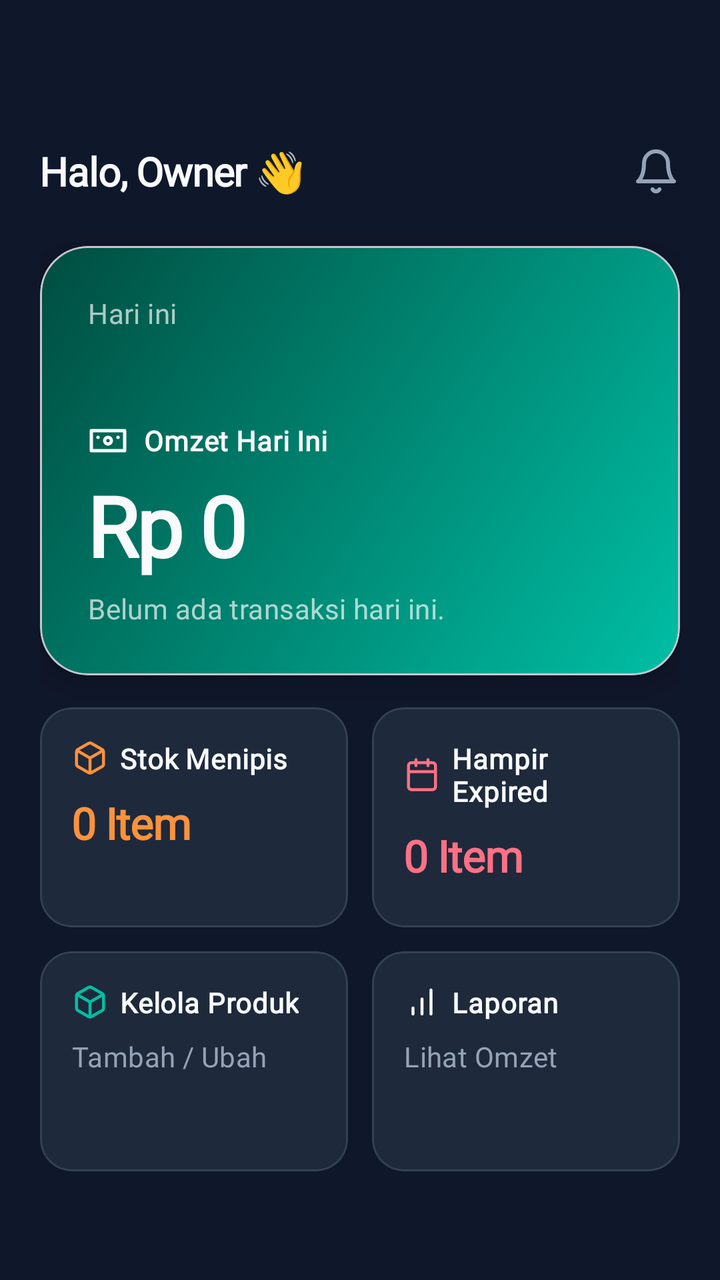
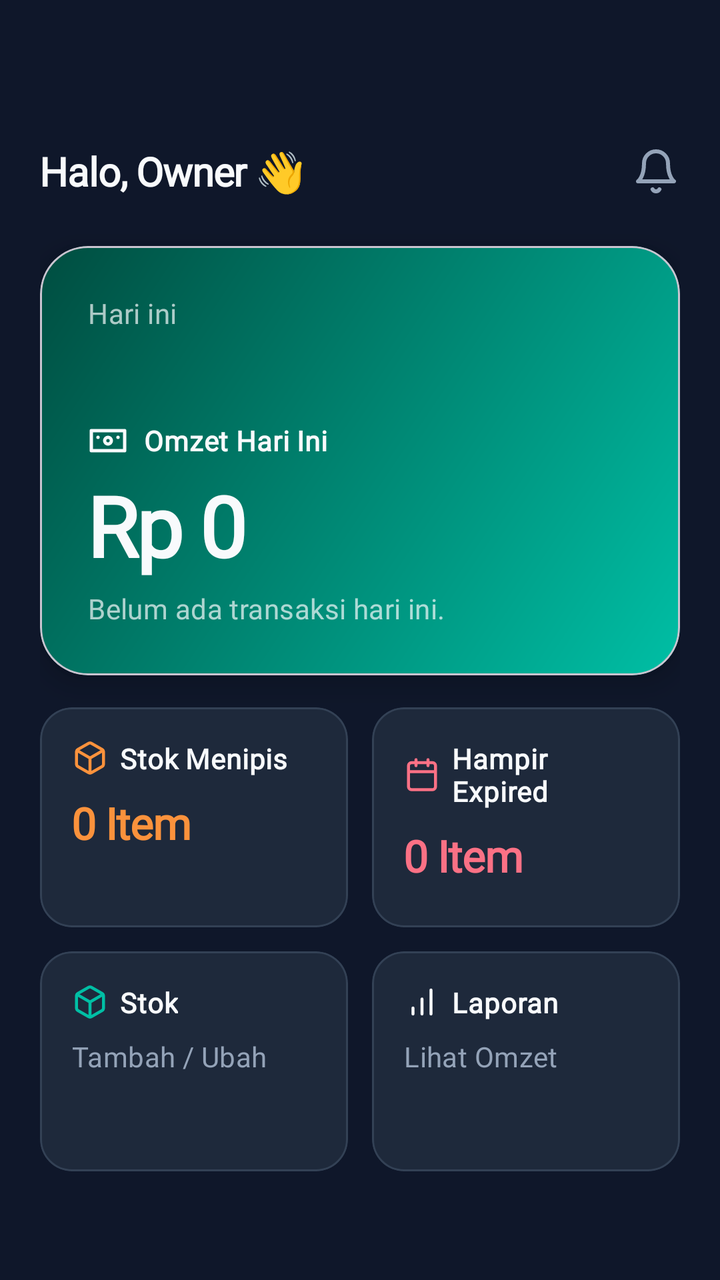

Two renders of the same Android screen: before a commit and after it. Below are the layout's source before the change and the commit's diff.
<!-- AndroidManifest.xml: application theme Theme.Material3.DayNight.NoActionBar -->
<!-- res/layout/activity_dashboard.xml -->
<?xml version="1.0" encoding="utf-8"?>
<ScrollView xmlns:android="http://schemas.android.com/apk/res/android"
    xmlns:app="http://schemas.android.com/apk/res-auto"
    android:layout_width="match_parent"
    android:layout_height="match_parent"
    android:background="@color/dw_bg"
    android:fillViewport="true">

    <LinearLayout
        android:layout_width="match_parent"
        android:layout_height="wrap_content"
        android:orientation="vertical"
        android:paddingHorizontal="20dp"
        android:paddingTop="56dp"
        android:paddingBottom="24dp">

        
        <androidx.constraintlayout.widget.ConstraintLayout
            android:layout_width="match_parent"
            android:layout_height="wrap_content"
            android:layout_marginTop="16dp"
            android:layout_marginBottom="24dp">

            <TextView
                android:id="@+id/tvGreeting"
                style="@style/Text.Header"
                android:layout_width="wrap_content"
                android:layout_height="wrap_content"
                android:text="Halo, Owner 👋"
                app:layout_constraintBottom_toBottomOf="parent"
                app:layout_constraintStart_toStartOf="parent"
                app:layout_constraintTop_toTopOf="parent" />

            <ImageView
                android:layout_width="24dp"
                android:layout_height="24dp"
                android:src="@drawable/ic_lucide_bell"
                app:layout_constraintBottom_toBottomOf="@id/tvGreeting"
                app:layout_constraintEnd_toEndOf="parent"
                app:layout_constraintTop_toTopOf="@id/tvGreeting" />

        </androidx.constraintlayout.widget.ConstraintLayout>

        
        <com.google.android.material.card.MaterialCardView
            android:layout_width="match_parent"
            android:layout_height="wrap_content"
            app:cardBackgroundColor="@android:color/transparent"
            app:cardCornerRadius="24dp"
            app:cardElevation="8dp">

            <LinearLayout
                android:layout_width="match_parent"
                android:layout_height="wrap_content"
                android:background="@drawable/bg_hero_gradient"
                android:orientation="vertical"
                android:padding="24dp">

                <TextView
                    style="@style/Text.Body"
                    android:layout_width="wrap_content"
                    android:layout_height="wrap_content"
                    android:text="Hari ini"
                    android:alpha="0.7" />

                <TextView
                    android:id="@+id/tvDate"
                    style="@style/Text.Header"
                    android:layout_width="wrap_content"
                    android:layout_height="wrap_content"
                    android:textSize="18sp"
                    android:layout_marginBottom="20dp" />

                <LinearLayout
                    android:layout_width="wrap_content"
                    android:layout_height="wrap_content"
                    android:orientation="horizontal"
                    android:gravity="center_vertical">
                    
                    <ImageView
                        android:layout_width="20dp"
                        android:layout_height="20dp"
                        android:src="@drawable/ic_lucide_wallet"
                        app:tint="@color/dw_text_primary"
                        android:layout_marginEnd="8dp" />

                    <TextView
                        style="@style/Text.Label"
                        android:layout_width="wrap_content"
                        android:layout_height="wrap_content"
                        android:textColor="@color/dw_text_primary"
                        android:text="Omzet Hari Ini" />
                </LinearLayout>

                <TextView
                    android:id="@+id/tvProfit"
                    style="@style/Text.Display"
                    android:layout_width="wrap_content"
                    android:layout_height="wrap_content"
                    android:text="Rp 0"
                    android:layout_marginTop="4dp" />

                <TextView
                    android:id="@+id/tvSubInfo"
                    style="@style/Text.Body"
                    android:layout_width="wrap_content"
                    android:layout_height="wrap_content"
                    android:alpha="0.7"
                    android:text="Belum ada transaksi hari ini."
                    android:layout_marginTop="4dp" />

            </LinearLayout>
        </com.google.android.material.card.MaterialCardView>

        
        <GridLayout
            android:layout_width="match_parent"
            android:layout_height="wrap_content"
            android:columnCount="2"
            android:layout_marginTop="16dp">

            
            <com.google.android.material.card.MaterialCardView
                android:layout_width="0dp"
                android:layout_height="110dp"
                android:layout_columnWeight="1"
                android:layout_marginEnd="6dp"
                app:cardBackgroundColor="@color/dw_surface"
                app:cardCornerRadius="16dp"
                app:cardElevation="0dp"
                app:strokeColor="#334155"
                app:strokeWidth="1dp">
                <LinearLayout
                    android:layout_width="match_parent"
                    android:layout_height="match_parent"
                    android:orientation="vertical"
                    android:gravity="top"
                    android:padding="16dp">
                    <LinearLayout
                        android:layout_width="wrap_content"
                        android:layout_height="wrap_content"
                        android:orientation="horizontal" android:gravity="center_vertical">
                        <ImageView android:layout_width="18dp" android:layout_height="18dp"
                            android:src="@drawable/ic_lucide_box" android:layout_marginEnd="6dp" />
                        <TextView style="@style/Text.Label" android:layout_width="wrap_content"
                            android:layout_height="wrap_content" android:textColor="@color/text_primary" android:text="Stok Menipis" />
                    </LinearLayout>
                    <TextView android:id="@+id/tvLowStock" style="@style/Text.Header"
                        android:layout_width="wrap_content" android:layout_height="wrap_content"
                        android:text="0 Item" android:textColor="#FB923C"
                        android:textSize="22sp" android:layout_marginTop="8dp" />
                </LinearLayout>
            </com.google.android.material.card.MaterialCardView>

            
            <com.google.android.material.card.MaterialCardView
                android:layout_width="0dp"
                android:layout_height="110dp"
                android:layout_columnWeight="1"
                android:layout_marginStart="6dp"
                app:cardBackgroundColor="@color/dw_surface"
                app:cardCornerRadius="16dp"
                app:cardElevation="0dp"
                app:strokeColor="#334155"
                app:strokeWidth="1dp">
                <LinearLayout
                    android:layout_width="match_parent"
                    android:layout_height="match_parent"
                    android:orientation="vertical"
                    android:gravity="top"
                    android:padding="16dp">
                    <LinearLayout
                        android:layout_width="wrap_content"
                        android:layout_height="wrap_content"
                        android:orientation="horizontal" android:gravity="center_vertical">
                        <ImageView android:layout_width="18dp" android:layout_height="18dp"
                            android:src="@drawable/ic_lucide_calendar" android:layout_marginEnd="6dp" />
                        <TextView style="@style/Text.Label" android:layout_width="wrap_content"
                            android:layout_height="wrap_content" android:textColor="@color/text_primary" android:text="Hampir Expired" />
                    </LinearLayout>
                    <TextView android:id="@+id/tvExpired" style="@style/Text.Header"
                        android:layout_width="wrap_content" android:layout_height="wrap_content"
                        android:text="0 Item" android:textColor="#FB7185"
                        android:textSize="22sp" android:layout_marginTop="8dp" />
                </LinearLayout>
            </com.google.android.material.card.MaterialCardView>
        </GridLayout>

        
        <GridLayout
            android:layout_width="match_parent"
            android:layout_height="wrap_content"
            android:columnCount="2"
            android:layout_marginTop="12dp">

            
            <com.google.android.material.card.MaterialCardView
                android:id="@+id/btnManageProducts"
                android:layout_width="0dp"
                android:layout_height="110dp"
                android:layout_columnWeight="1"
                android:layout_marginEnd="6dp"
                app:cardBackgroundColor="@color/dw_surface"
                app:cardCornerRadius="16dp"
                app:cardElevation="0dp"
                app:strokeColor="#334155"
                app:strokeWidth="1dp"
                android:clickable="true"
                android:focusable="true"
                app:rippleColor="#33FFFFFF">
                
                <LinearLayout
                    android:layout_width="match_parent"
                    android:layout_height="match_parent"
                    android:orientation="vertical"
                    android:gravity="top"
                    android:padding="16dp">
                    <LinearLayout
                        android:layout_width="wrap_content"
                        android:layout_height="wrap_content"
                        android:orientation="horizontal" android:gravity="center_vertical">
                        <ImageView
                            android:layout_width="18dp"
                            android:layout_height="18dp"
                            android:src="@drawable/ic_lucide_box"
                            app:tint="@color/dw_teal"
                            android:layout_marginEnd="6dp" />
                        <TextView
                            style="@style/Text.Label"
                            android:layout_width="wrap_content"
                            android:layout_height="wrap_content"
                            android:textColor="@color/dw_text_primary"
                            android:text="Kelola Produk" />
                    </LinearLayout>
                    <TextView
                        style="@style/Text.Body"
                        android:layout_width="wrap_content"
                        android:layout_height="wrap_content"
                        android:textColor="@color/dw_text_secondary"
                        android:textSize="14sp"
                        android:text="Tambah / Ubah"
                        android:layout_marginTop="8dp" />
                </LinearLayout>
            </com.google.android.material.card.MaterialCardView>

            
            <com.google.android.material.card.MaterialCardView
                android:id="@+id/btnLaporan"
                android:layout_width="0dp"
                android:layout_height="110dp"
                android:layout_columnWeight="1"
                android:layout_marginStart="6dp"
                app:cardBackgroundColor="@color/dw_surface"
                app:cardCornerRadius="16dp"
                app:cardElevation="0dp"
                app:strokeColor="#334155"
                app:strokeWidth="1dp"
                android:clickable="true"
                android:focusable="true"
                app:rippleColor="#33FFFFFF">

                <LinearLayout
                    android:layout_width="match_parent"
                    android:layout_height="match_parent"
                    android:orientation="vertical"
                    android:gravity="top"
                    android:padding="16dp">
                    <LinearLayout
                        android:layout_width="wrap_content"
                        android:layout_height="wrap_content"
                        android:orientation="horizontal" android:gravity="center_vertical">
                        <ImageView
                            android:layout_width="18dp"
                            android:layout_height="18dp"
                            android:src="@drawable/ic_lucide_chart"
                            app:tint="@color/dw_text_primary"
                            android:layout_marginEnd="6dp" />
                        <TextView
                            style="@style/Text.Label"
                            android:layout_width="wrap_content"
                            android:layout_height="wrap_content"
                            android:textColor="@color/dw_text_primary"
                            android:text="Laporan" />
                    </LinearLayout>
                    <TextView
                        style="@style/Text.Body"
                        android:layout_width="wrap_content"
                        android:layout_height="wrap_content"
                        android:textColor="@color/dw_text_secondary"
                        android:textSize="14sp"
                        android:text="Lihat Omzet"
                        android:layout_marginTop="8dp" />
                </LinearLayout>
            </com.google.android.material.card.MaterialCardView>

        </GridLayout>

    </LinearLayout>
</ScrollView>
<!-- resources referenced by this layout -->
<resources>
  <color name="dw_bg">#0F172A</color>
  <color name="dw_surface">#1E293B</color>
  <color name="dw_teal">#00BFA5</color>
  <color name="dw_text_primary">#F8FAFC</color>
  <color name="dw_text_secondary">#94A3B8</color>
  <color name="text_primary">#F8FAFC</color>
  <!-- drawable bg_hero_gradient (drawable) -->
  <?xml version="1.0" encoding="utf-8"?>
  <shape xmlns:android="http://schemas.android.com/apk/res/android" android:shape="rectangle">
      <gradient android:startColor="#00BFA5" android:endColor="#004D40" android:angle="135" />
      <corners android:radius="24dp" />
  </shape>
  <!-- drawable ic_lucide_bell (drawable) -->
  <vector xmlns:android="http://schemas.android.com/apk/res/android" android:width="24dp" android:height="24dp" android:viewportWidth="24" android:viewportHeight="24">
    <path android:strokeColor="#94A3B8" android:strokeWidth="2" android:strokeLineCap="round" android:strokeLineJoin="round" android:pathData="M6 8a6 6 0 0 1 12 0c0 7 3 9 3 9H3s3-2 3-9M10.3 21a1.94 1.94 0 0 0 3.4 0"/>
  </vector>
  <!-- drawable ic_lucide_calendar (drawable) -->
  <vector xmlns:android="http://schemas.android.com/apk/res/android" android:width="24dp" android:height="24dp" android:viewportWidth="24" android:viewportHeight="24">
    <path android:strokeColor="#FB7185" android:strokeWidth="2" android:strokeLineCap="round" android:strokeLineJoin="round" android:pathData="M19 4H5a2 2 0 0 0-2 2v14a2 2 0 0 0 2 2h14a2 2 0 0 0 2-2V6a2 2 0 0 0-2-2z M16 2v4 M8 2v4 M3 10h18"/>
  </vector>
  <!-- drawable ic_lucide_chart (drawable) -->
  <vector xmlns:android="http://schemas.android.com/apk/res/android" android:width="24dp" android:height="24dp" android:viewportWidth="24" android:viewportHeight="24">
    <path android:strokeColor="#FFFFFF" android:strokeWidth="2" android:strokeLineCap="round" android:strokeLineJoin="round" android:pathData="M12 20V10M18 20V4M6 20v-4"/>
  </vector>
  <!-- drawable ic_lucide_wallet (drawable) -->
  <vector xmlns:android="http://schemas.android.com/apk/res/android" android:width="24dp" android:height="24dp" android:viewportWidth="24" android:viewportHeight="24">
    <path android:strokeColor="#FFFFFF" android:strokeWidth="2" android:strokeLineCap="round" android:strokeLineJoin="round" android:pathData="M2 6h20v12H2z M12 14a2 2 0 1 0 0-4 2 2 0 0 0 0 4z M6 10h.01 M18 10h.01"/>
  </vector>
  <style name="Text.Body" parent="android:Widget.TextView">
          <item name="android:fontFamily">@font/plus_jakarta_sans</item>
          <item name="android:textColor">@color/text_primary</item>
          <item name="android:textSize">14sp</item>
          <item name="android:letterSpacing">0.01</item>
      </style>
  <style name="Text.Display" parent="android:Widget.TextView">
          <item name="android:fontFamily">@font/plus_jakarta_sans</item>
          <item name="android:textColor">@color/text_primary</item>
          <item name="android:textSize">42sp</item>
          <item name="android:textStyle">bold</item>
          <item name="android:letterSpacing">-0.03</item>
      </style>
  <style name="Text.Header" parent="android:Widget.TextView">
          <item name="android:fontFamily">@font/plus_jakarta_sans</item>
          <item name="android:textColor">@color/text_primary</item>
          <item name="android:textSize">20sp</item>
          <item name="android:textStyle">bold</item>
          <item name="android:letterSpacing">-0.02</item>
      </style>
  <style name="Text.Label" parent="android:Widget.TextView">
          <item name="android:fontFamily">@font/plus_jakarta_sans</item>
          <item name="android:textColor">@color/text_secondary</item>
          <item name="android:textSize">14sp</item>
          <item name="android:textStyle">bold</item>
          <item name="android:letterSpacing">0.02</item>
      </style>
  <color name="text_secondary">#94A3B8</color>
  <!-- unchanged entries left out for length: 1 -->
</resources>

<!-- the commit's change to res/layout/activity_dashboard.xml (unified diff, before → after) -->
@@ -230,7 +230,7 @@
                             android:layout_width="wrap_content"
                             android:layout_height="wrap_content"
                             android:textColor="@color/dw_text_primary"
-                            android:text="Kelola Produk" />
+                            android:text="Stok" />
                     </LinearLayout>
                     <TextView
                         style="@style/Text.Body"
